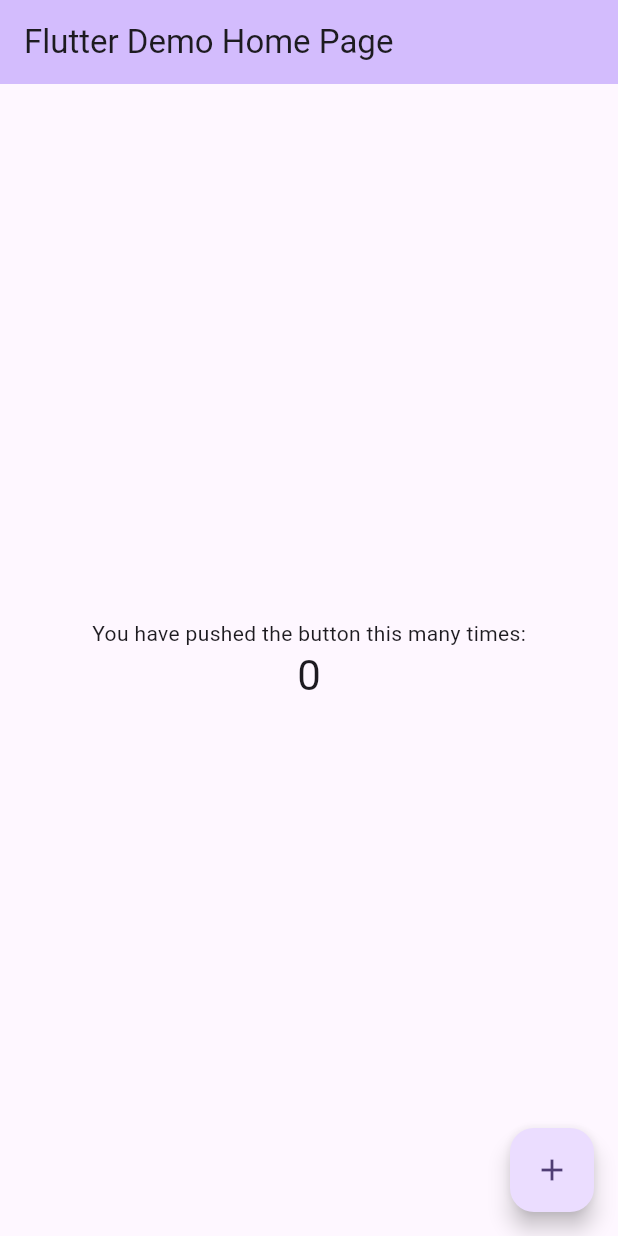
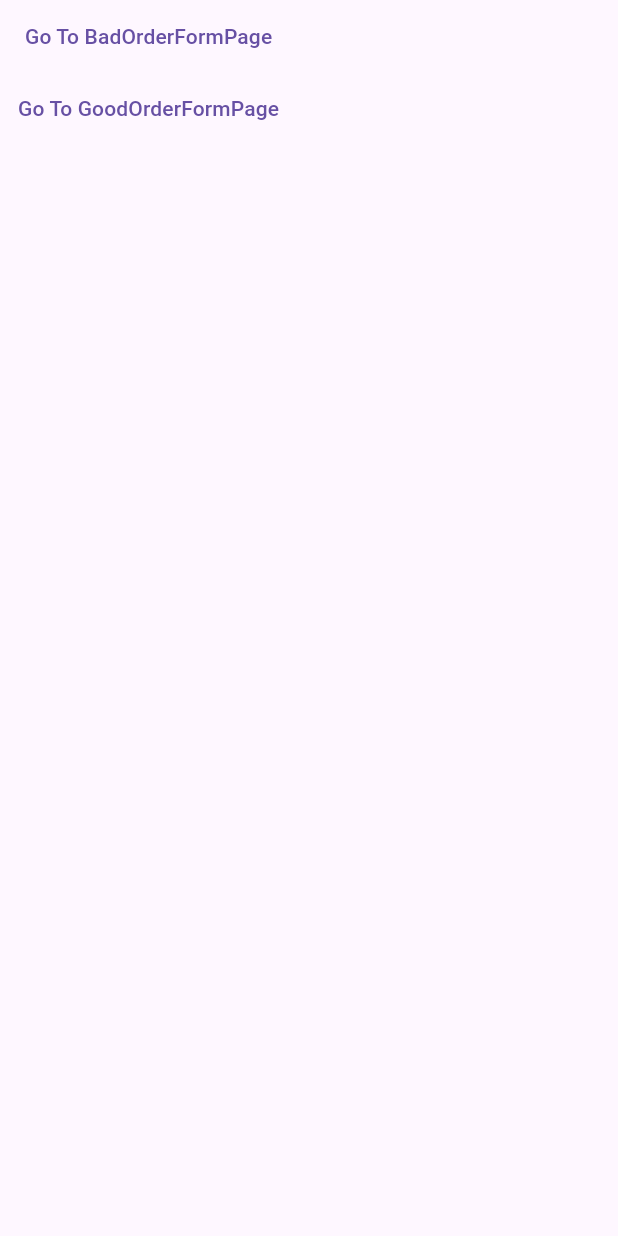
Before and after one commit to takezawa-asial/flutter_spec_driven_ui_sample, a Flutter app: the screen it shows after launch, on a phone screen of 412 x 824 dp. Run offline on Flutter 3.47's test engine with Material 3 defaults, Android fonts, the phone set to English and light mode, and no system bars; our stand-ins replace go_router, hooks_riverpod, riverpod_annotation; generated files the repository leaves out were written again.

Commit message:
画面遷移まで実装

```diff
--- /dev/null
+++ b/lib/features/order/ui/view/bad_order_form_page.dart
@@ -0,0 +1,18 @@
+import 'package:flutter/material.dart';
+import 'package:hooks_riverpod/hooks_riverpod.dart';
+
+class BadOrderFormPage extends HookConsumerWidget {
+  const BadOrderFormPage({super.key});
+
+  @override
+  Widget build(BuildContext context, WidgetRef ref) {
+    return Scaffold(
+      body: Center(
+        child: TextButton(
+          child: const Text('Go To BottomTabPage'),
+          onPressed: () {},
+        ),
+      ),
+    );
+  }
+}
--- /dev/null
+++ b/lib/features/start/ui/view/start_page.dart
@@ -0,0 +1,31 @@
+import 'package:flutter/material.dart';
+import 'package:flutter_spec_driven_ui_sample/routing/go_router_provider.dart';
+import 'package:hooks_riverpod/hooks_riverpod.dart';
+
+class StartPage extends HookConsumerWidget {
+  const StartPage({super.key});
+
+  @override
+  Widget build(BuildContext context, WidgetRef ref) {
+    return Scaffold(
+      body: SafeArea(
+        child: Column(
+          children: [
+            TextButton(
+              child: const Text('Go To BadOrderFormPage'),
+              onPressed: () {
+                BadOrderFormRoute().push(context);
+              },
+            ),
+            TextButton(
+              child: const Text('Go To GoodOrderFormPage'),
+              onPressed: () {
+                GoodOrderFormRoute().push(context);
+              },
+            ),
+          ],
+        ),
+      ),
+    );
+  }
+}
--- a/lib/main.dart
+++ b/lib/main.dart
@@ -1,122 +1,22 @@
 import 'package:flutter/material.dart';
+import 'package:flutter_spec_driven_ui_sample/routing/go_router_provider.dart';
+import 'package:hooks_riverpod/hooks_riverpod.dart';
 
 void main() {
-  runApp(const MyApp());
+  WidgetsFlutterBinding.ensureInitialized();
+
+  runApp(ProviderScope(child: const MyApp()));
 }
 
-class MyApp extends StatelessWidget {
+class MyApp extends HookConsumerWidget {
   const MyApp({super.key});
 
-  // This widget is the root of your application.
   @override
-  Widget build(BuildContext context) {
-    return MaterialApp(
-      title: 'Flutter Demo',
-      theme: ThemeData(
-        // This is the theme of your application.
-        //
-        // TRY THIS: Try running your application with "flutter run". You'll see
-        // the application has a purple toolbar. Then, without quitting the app,
-        // try changing the seedColor in the colorScheme below to Colors.green
-        // and then invoke "hot reload" (save your changes or press the "hot
-        // reload" button in a Flutter-supported IDE, or press "r" if you used
-        // the command line to start the app).
-        //
-        // Notice that the counter didn't reset back to zero; the application
-        // state is not lost during the reload. To reset the state, use hot
-        // restart instead.
-        //
-        // This works for code too, not just values: Most code changes can be
-        // tested with just a hot reload.
-        colorScheme: ColorScheme.fromSeed(seedColor: Colors.deepPurple),
-      ),
-      home: const MyHomePage(title: 'Flutter Demo Home Page'),
+  Widget build(BuildContext context, WidgetRef ref) {
+    return MaterialApp.router(
+      routerConfig: ref.watch(goRouterProvider),
+      title: 'test',
+      supportedLocales: const [Locale('ja', 'JP')],
     );
   }
 }
-
-class MyHomePage extends StatefulWidget {
-  const MyHomePage({super.key, required this.title});
-
-  // This widget is the home page of your application. It is stateful, meaning
-  // that it has a State object (defined below) that contains fields that affect
-  // how it looks.
-
-  // This class is the configuration for the state. It holds the values (in this
-  // case the title) provided by the parent (in this case the App widget) and
-  // used by the build method of the State. Fields in a Widget subclass are
-  // always marked "final".
-
-  final String title;
-
-  @override
-  State<MyHomePage> createState() => _MyHomePageState();
-}
-
-class _MyHomePageState extends State<MyHomePage> {
-  int _counter = 0;
-
-  void _incrementCounter() {
-    setState(() {
-      // This call to setState tells the Flutter framework that something has
-      // changed in this State, which causes it to rerun the build method below
-      // so that the display can reflect the updated values. If we changed
-      // _counter without calling setState(), then the build method would not be
-      // called again, and so nothing would appear to happen.
-      _counter++;
-    });
-  }
-
-  @override
-  Widget build(BuildContext context) {
-    // This method is rerun every time setState is called, for instance as done
-    // by the _incrementCounter method above.
-    //
-    // The Flutter framework has been optimized to make rerunning build methods
-    // fast, so that you can just rebuild anything that needs updating rather
-    // than having to individually change instances of widgets.
-    return Scaffold(
-      appBar: AppBar(
-        // TRY THIS: Try changing the color here to a specific color (to
-        // Colors.amber, perhaps?) and trigger a hot reload to see the AppBar
-        // change color while the other colors stay the same.
-        backgroundColor: Theme.of(context).colorScheme.inversePrimary,
-        // Here we take the value from the MyHomePage object that was created by
-        // the App.build method, and use it to set our appbar title.
-        title: Text(widget.title),
-      ),
-      body: Center(
-        // Center is a layout widget. It takes a single child and positions it
-        // in the middle of the parent.
-        child: Column(
-          // Column is also a layout widget. It takes a list of children and
-          // arranges them vertically. By default, it sizes itself to fit its
-          // children horizontally, and tries to be as tall as its parent.
-          //
-          // Column has various properties to control how it sizes itself and
-          // how it positions its children. Here we use mainAxisAlignment to
-          // center the children vertically; the main axis here is the vertical
-          // axis because Columns are vertical (the cross axis would be
-          // horizontal).
-          //
-          // TRY THIS: Invoke "debug painting" (choose the "Toggle Debug Paint"
-          // action in the IDE, or press "p" in the console), to see the
-          // wireframe for each widget.
-          mainAxisAlignment: MainAxisAlignment.center,
-          children: <Widget>[
-            const Text('You have pushed the button this many times:'),
-            Text(
-              '$_counter',
-              style: Theme.of(context).textTheme.headlineMedium,
-            ),
-          ],
-        ),
-      ),
-      floatingActionButton: FloatingActionButton(
-        onPressed: _incrementCounter,
-        tooltip: 'Increment',
-        child: const Icon(Icons.add),
-      ), // This trailing comma makes auto-formatting nicer for build methods.
-    );
-  }
-}
```
Also changed, not shown: lib/features/order/ui/view/good_order_form_page.dart (added, +18 -0 lines), lib/routing/go_router_provider.dart (added, +22 -0 lines), lib/routing/routes.dart (added, +33 -0 lines), pubspec.yaml (+12 -0 lines), lib/routing/go_router_provider.g.dart (added), pubspec.lock, 3 other files.
